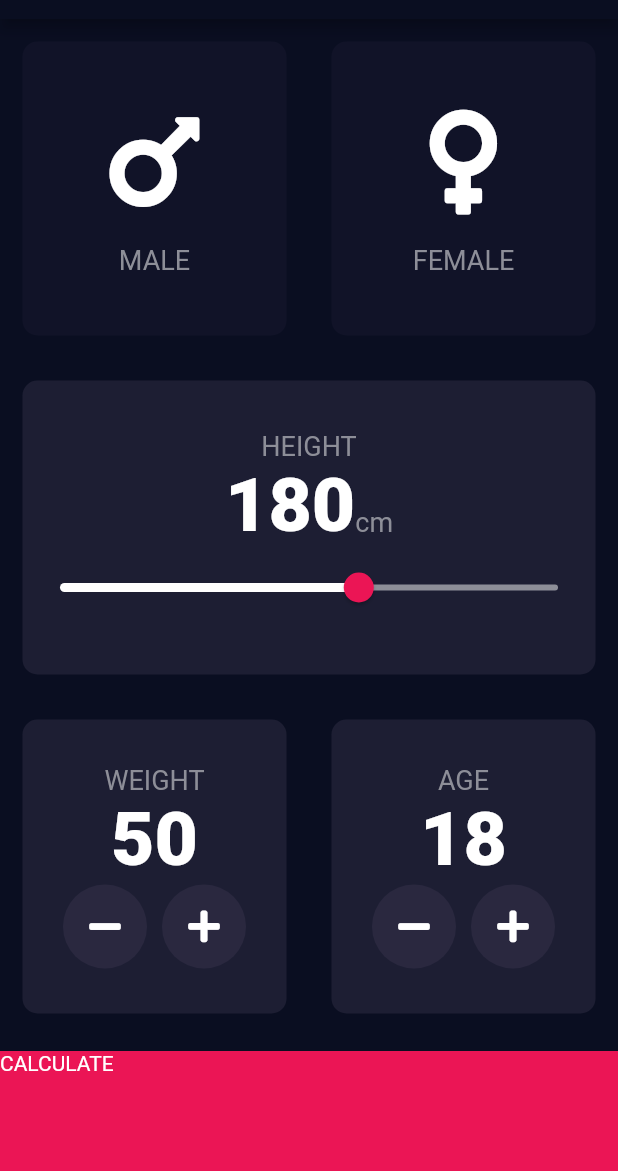
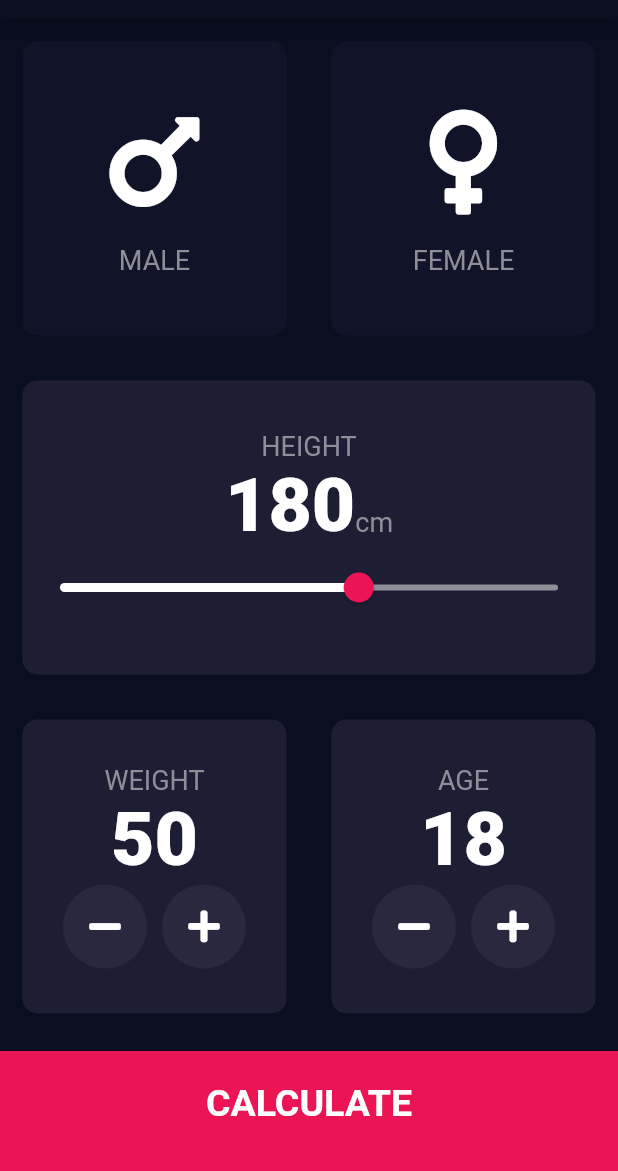
Before and after one commit to Shree-hari/bmi_app, a Flutter app: the screen it shows after launch, on a phone screen of 412 x 824 dp, the part 65-1236 px from its top. Run offline on Flutter 3.47's test engine with Material 2 defaults, Android fonts, the phone set to English and light mode, and no system bars; our stand-ins replace font_awesome_flutter.

Commit message:
First page created

```diff
--- a/lib/constants.dart
+++ b/lib/constants.dart
@@ -15,3 +15,8 @@ const kNumberTextStyle = TextStyle(
   fontSize: 50.0,
   fontWeight: FontWeight.w900,
 );
+
+const kLargeButtonTextStyle = TextStyle(
+  fontSize: 25.0,
+  fontWeight: FontWeight.bold,
+);
--- a/lib/input_page.dart
+++ b/lib/input_page.dart
@@ -231,13 +231,20 @@ class _InputPageState extends State<InputPage> {
             ),
           ),
           GestureDetector(
-            onTap: (){
-              Navigator.push(context, MaterialPageRoute(builder: (context)=> ResultsPage()));
+            onTap: () {
+              Navigator.push(context,
+                  MaterialPageRoute(builder: (context) => ResultsPage()));
             },
             child: Container(
-              child: Text('CALCULATE'),
+              child: Center(
+                child: Text(
+                  'CALCULATE',
+                  style: kLargeButtonTextStyle,
+                ),
+              ),
               color: kBottomContainerColor,
               margin: EdgeInsets.only(top: 10.0),
+              padding: EdgeInsets.only(bottom: 10.0),
               height: kBottomContainerHeight,
               width: double.infinity,
             ),
```
